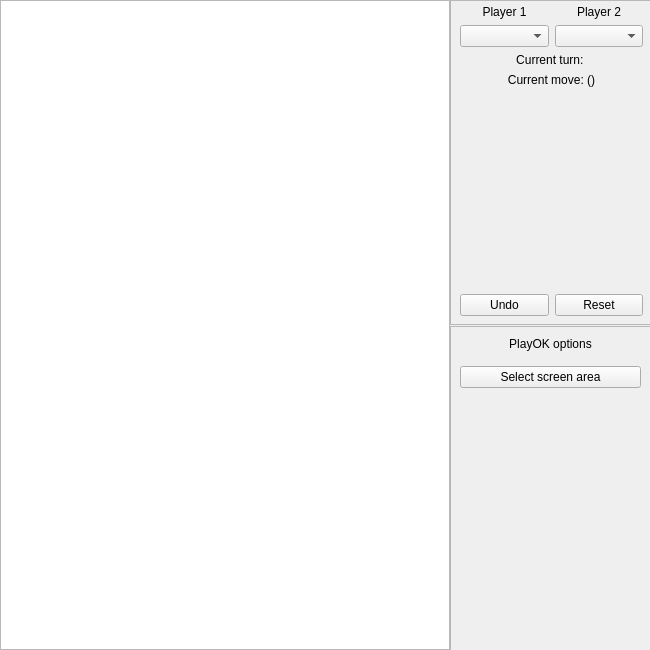
Before: the Qt Designer form PaperSoccerAI/widget.ui in Michal-Miko/PaperSoccerAI, drawn with Qt 5.
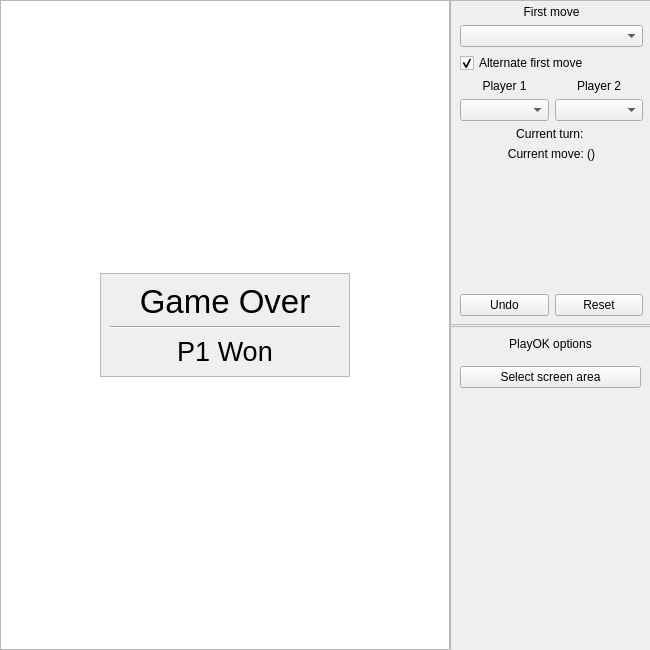
After: the same form once the commit is applied.

Commit message: implemnted game over detection & screen, turn selection

Patch:
```diff
--- a/PaperSoccerAI/widget.ui
+++ b/PaperSoccerAI/widget.ui
@@ -34,7 +34,7 @@
   <property name="layoutDirection">
    <enum>Qt::LeftToRight</enum>
   </property>
-  <widget class="QGraphicsView" name="graphicsView">
+  <widget class="QGraphicsView" name="PSGui">
    <property name="geometry">
     <rect>
      <x>0</x>
@@ -65,12 +65,12 @@
      <height>651</height>
     </rect>
    </property>
-   <layout class="QVBoxLayout" name="verticalLayout_2">
+   <layout class="QVBoxLayout" name="options">
     <property name="spacing">
      <number>1</number>
     </property>
     <item>
-     <widget class="QFrame" name="frame_2">
+     <widget class="QFrame" name="main_options">
       <property name="minimumSize">
        <size>
         <width>0</width>
@@ -105,31 +105,17 @@
         <property name="bottomMargin">
          <number>5</number>
         </property>
-        <item row="10" column="1">
-         <widget class="QPushButton" name="resetbutton">
+        <item row="0" column="0" colspan="2">
+         <widget class="QLabel" name="label_4">
           <property name="text">
-           <string>Reset</string>
-          </property>
-         </widget>
-        </item>
-        <item row="2" column="0">
-         <widget class="QComboBox" name="p2combo">
-          <property name="placeholderText">
-           <string/>
-          </property>
-         </widget>
-        </item>
-        <item row="4" column="0" colspan="2">
-         <widget class="QLabel" name="movelenlabel">
-          <property name="text">
-           <string>Current move: (&lt;length&gt;)</string>
+           <string>First move</string>
           </property>
           <property name="alignment">
            <set>Qt::AlignCenter</set>
           </property>
          </widget>
         </item>
-        <item row="9" column="1">
+        <item row="12" column="1">
          <spacer name="verticalSpacer_2">
           <property name="orientation">
            <enum>Qt::Vertical</enum>
@@ -142,14 +128,14 @@
           </property>
          </spacer>
         </item>
-        <item row="10" column="0">
+        <item row="13" column="0">
          <widget class="QPushButton" name="undobutton">
           <property name="text">
            <string>Undo</string>
           </property>
          </widget>
         </item>
-        <item row="3" column="0" colspan="2">
+        <item row="6" column="0" colspan="2">
          <widget class="QLabel" name="turnlabel">
           <property name="text">
            <string>Current turn: &lt;player&gt;</string>
@@ -159,48 +145,20 @@
           </property>
          </widget>
         </item>
-        <item row="9" column="0">
-         <spacer name="verticalSpacer">
-          <property name="orientation">
-           <enum>Qt::Vertical</enum>
-          </property>
-          <property name="sizeHint" stdset="0">
-           <size>
-            <width>20</width>
-            <height>40</height>
-           </size>
-          </property>
-         </spacer>
-        </item>
-        <item row="0" column="0">
-         <widget class="QLabel" name="label">
-          <property name="text">
-           <string>Player 1</string>
-          </property>
-          <property name="alignment">
-           <set>Qt::AlignCenter</set>
-          </property>
-         </widget>
-        </item>
-        <item row="0" column="1">
-         <widget class="QLabel" name="label_2">
-          <property name="text">
-           <string>Player 2</string>
-          </property>
-          <property name="alignment">
-           <set>Qt::AlignCenter</set>
-          </property>
-         </widget>
-        </item>
-        <item row="2" column="1">
-         <widget class="QComboBox" name="p1combo">
+        <item row="5" column="1">
+         <widget class="QComboBox" name="p2combo">
           <property name="placeholderText">
            <string/>
           </property>
          </widget>
         </item>
-        <item row="5" column="0" colspan="2">
+        <item row="8" column="0" colspan="2">
          <widget class="QLabel" name="movelabel">
+          <property name="font">
+           <font>
+            <pointsize>10</pointsize>
+           </font>
+          </property>
           <property name="lineWidth">
            <number>1</number>
           </property>
@@ -210,6 +168,89 @@
           <property name="alignment">
            <set>Qt::AlignCenter</set>
           </property>
+          <property name="wordWrap">
+           <bool>true</bool>
+          </property>
+          <property name="textInteractionFlags">
+           <set>Qt::LinksAccessibleByMouse|Qt::TextSelectableByMouse</set>
+          </property>
+         </widget>
+        </item>
+        <item row="7" column="0" colspan="2">
+         <widget class="QLabel" name="movelenlabel">
+          <property name="text">
+           <string>Current move: (&lt;length&gt;)</string>
+          </property>
+          <property name="alignment">
+           <set>Qt::AlignCenter</set>
+          </property>
+         </widget>
+        </item>
+        <item row="13" column="1">
+         <widget class="QPushButton" name="resetbutton">
+          <property name="text">
+           <string>Reset</string>
+          </property>
+         </widget>
+        </item>
+        <item row="3" column="1">
+         <widget class="QLabel" name="label_2">
+          <property name="text">
+           <string>Player 2</string>
+          </property>
+          <property name="alignment">
+           <set>Qt::AlignCenter</set>
+          </property>
+         </widget>
+        </item>
+        <item row="12" column="0">
+         <spacer name="verticalSpacer">
+          <property name="orientation">
+           <enum>Qt::Vertical</enum>
+          </property>
+          <property name="sizeHint" stdset="0">
+           <size>
+            <width>20</width>
+            <height>40</height>
+           </size>
+          </property>
+         </spacer>
+        </item>
+        <item row="3" column="0">
+         <widget class="QLabel" name="label">
+          <property name="text">
+           <string>Player 1</string>
+          </property>
+          <property name="alignment">
+           <set>Qt::AlignCenter</set>
+          </property>
+         </widget>
+        </item>
+        <item row="1" column="0" colspan="2">
+         <widget class="QComboBox" name="firstcombo">
+          <property name="currentText">
+           <string/>
+          </property>
+          <property name="placeholderText">
+           <string/>
+          </property>
+         </widget>
+        </item>
+        <item row="5" column="0">
+         <widget class="QComboBox" name="p1combo">
+          <property name="placeholderText">
+           <string/>
+          </property>
+         </widget>
+        </item>
+        <item row="2" column="0" colspan="2">
+         <widget class="QCheckBox" name="alternatecheck">
+          <property name="text">
+           <string>Alternate first move</string>
+          </property>
+          <property name="checked">
+           <bool>true</bool>
+          </property>
          </widget>
         </item>
        </layout>
@@ -217,7 +258,10 @@
      </widget>
     </item>
     <item>
-     <widget class="QFrame" name="frame">
+     <widget class="QFrame" name="playok_options">
+      <property name="enabled">
+       <bool>true</bool>
+      </property>
       <property name="minimumSize">
        <size>
         <width>0</width>
@@ -254,6 +298,9 @@
         </property>
         <item>
          <widget class="QPushButton" name="ssabutton">
+          <property name="enabled">
+           <bool>true</bool>
+          </property>
           <property name="maximumSize">
            <size>
             <width>999</width>
@@ -309,6 +356,72 @@
     </item>
    </layout>
   </widget>
+  <widget class="QFrame" name="gameover">
+   <property name="enabled">
+    <bool>true</bool>
+   </property>
+   <property name="geometry">
+    <rect>
+     <x>100</x>
+     <y>273</y>
+     <width>250</width>
+     <height>104</height>
+    </rect>
+   </property>
+   <property name="autoFillBackground">
+    <bool>true</bool>
+   </property>
+   <property name="frameShape">
+    <enum>QFrame::StyledPanel</enum>
+   </property>
+   <property name="frameShadow">
+    <enum>QFrame::Raised</enum>
+   </property>
+   <layout class="QGridLayout" name="gridLayout_2">
+    <item row="0" column="0">
+     <widget class="QLabel" name="label_5">
+      <property name="font">
+       <font>
+        <pointsize>25</pointsize>
+        <weight>50</weight>
+        <bold>false</bold>
+       </font>
+      </property>
+      <property name="text">
+       <string>Game Over</string>
+      </property>
+      <property name="textFormat">
+       <enum>Qt::AutoText</enum>
+      </property>
+      <property name="alignment">
+       <set>Qt::AlignCenter</set>
+      </property>
+     </widget>
+    </item>
+    <item row="1" column="0">
+     <widget class="Line" name="line">
+      <property name="orientation">
+       <enum>Qt::Horizontal</enum>
+      </property>
+     </widget>
+    </item>
+    <item row="2" column="0">
+     <widget class="QLabel" name="winnerlabel">
+      <property name="font">
+       <font>
+        <pointsize>20</pointsize>
+       </font>
+      </property>
+      <property name="text">
+       <string>P1 Won</string>
+      </property>
+      <property name="alignment">
+       <set>Qt::AlignCenter</set>
+      </property>
+     </widget>
+    </item>
+   </layout>
+  </widget>
  </widget>
  <resources/>
  <connections/>
```
Left out of the diff: 19 changed lines with no effect on the pictures. The commit also changes 11 other files.
